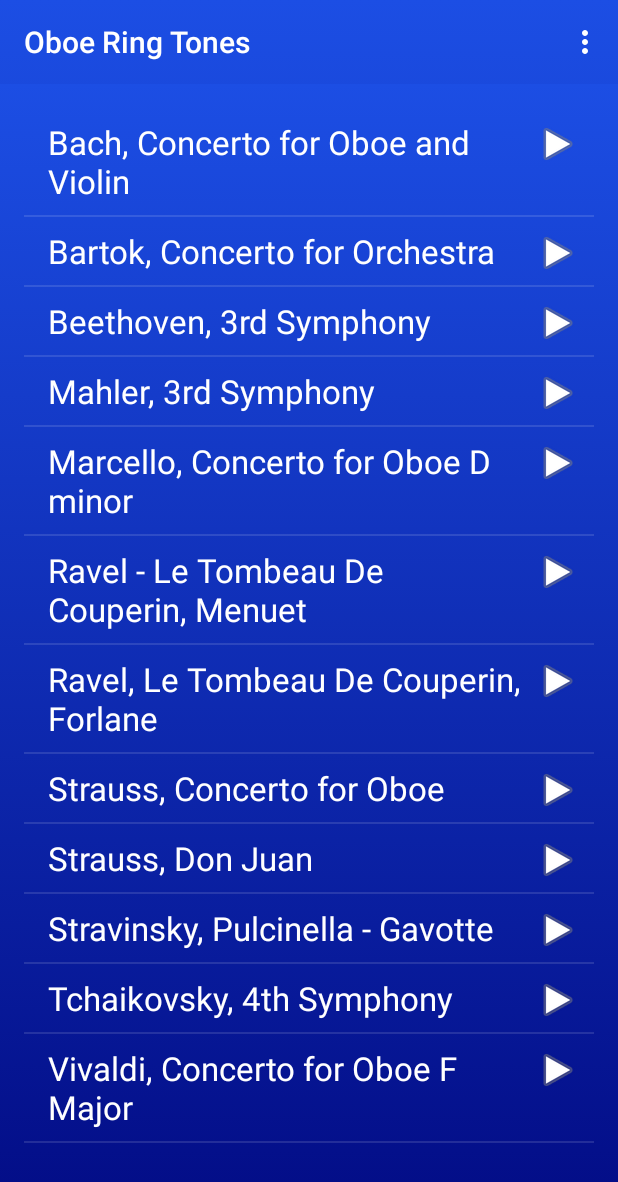
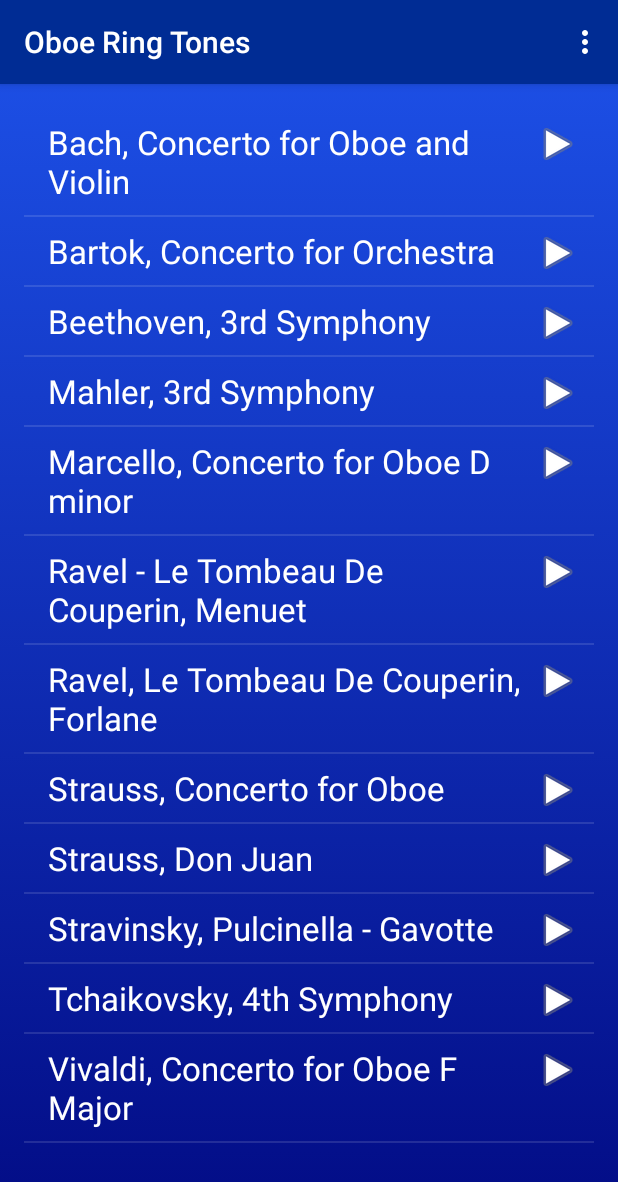
Before and after one commit to Jeffreyoboe1/OboeRingTones, an Android app: the screen it shows after launch (MainActivity), on a phone screen of 412 x 824 dp. Shown: the top 1182 px of the screen. Run offline under Robolectric (Android 15) with nearby library versions, the light colour scheme and no system bars; our stand-ins replace AdMob; 2 statements that could not run were skipped.

Commit message:
added legit ad ids.

```diff
--- a/app/build.gradle
+++ b/app/build.gradle
@@ -31,4 +31,6 @@ dependencies {
     androidTestImplementation 'com.android.support.test:runner:1.0.2'
     androidTestImplementation 'com.android.support.test.espresso:espresso-core:3.0.2'
     implementation 'com.android.support:recyclerview-v7:28.0.0'
+
+    implementation 'com.google.android.gms:play-services-ads:17.1.1'
 }
--- a/app/src/main/java/padgett/com/oboeringtones/MainActivity.kt
+++ b/app/src/main/java/padgett/com/oboeringtones/MainActivity.kt
@@ -52,7 +52,9 @@ class MainActivity : AppCompatActivity() {
         mAdView.loadAd(adRequest)
 
         mInterstitialAd = InterstitialAd(this)
-        mInterstitialAd.adUnitId = "ca-app-pub-3940256099942544/1033173712"
+        //test app interstitial id: "ca-app-pub-3940256099942544/1033173712"
+
+        mInterstitialAd.adUnitId = "ca-app-pub-2213157796139553/1182346628"
         mInterstitialAd.loadAd(AdRequest.Builder().build())
         mInterstitialAd.adListener = object: AdListener() {
             override fun onAdLoaded() {
--- a/app/src/main/res/layout/activity_main.xml
+++ b/app/src/main/res/layout/activity_main.xml
@@ -24,6 +24,7 @@
             android:layout_marginStart="8dp" app:layout_constraintEnd_toEndOf="parent" android:layout_marginEnd="8dp"
             android:layout_marginRight="8dp"/>
 
+    <!-- test banner_ad_id: "ca-app-pub-3940256099942544/6300978111"-->
     <com.google.android.gms.ads.AdView
             xmlns:ads="http://schemas.android.com/apk/res-auto"
             android:id="@+id/adView"
@@ -32,11 +33,13 @@
             android:layout_centerHorizontal="true"
             android:layout_alignParentBottom="true"
             ads:adSize="SMART_BANNER"
-            ads:adUnitId="ca-app-pub-3940256099942544/6300978111"
+            ads:adUnitId="ca-app-pub-2213157796139553/3992219088"
             ads:layout_constraintBottom_toBottomOf="parent"
             android:layout_marginEnd="8dp" ads:layout_constraintEnd_toEndOf="parent" android:layout_marginRight="8dp"
             android:layout_marginStart="8dp" ads:layout_constraintStart_toStartOf="parent"
             android:layout_marginLeft="8dp">
     </com.google.android.gms.ads.AdView>
 
+
+
 </android.support.constraint.ConstraintLayout>
--- a/app/src/main/res/values/colors.xml
+++ b/app/src/main/res/values/colors.xml
@@ -3,4 +3,5 @@
     <color name="colorPrimary">#008577</color>
     <color name="colorPrimaryDark">#00574B</color>
     <color name="colorAccent">#D81B60</color>
+    <color name="colorDarkBlue">#002c94</color>
 </resources>
--- a/app/src/main/res/values/styles.xml
+++ b/app/src/main/res/values/styles.xml
@@ -10,7 +10,7 @@
 
     <style name="MyTheme" parent="Theme.AppCompat">
 
-        <item name="colorPrimary">@android:color/transparent</item>
+        <item name="colorPrimary">@color/colorDarkBlue</item>
 
         <item name="android:textSize">22sp</item>
         <item name="android:windowBackground">@drawable/gradient_background</item>
```
